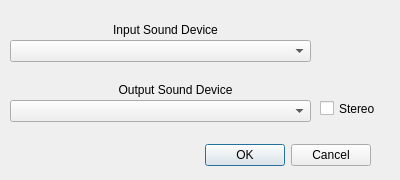
First picture: the form in unixforms/sounddlg.ui, repository rafael2k/CuteSDR, before the edit.
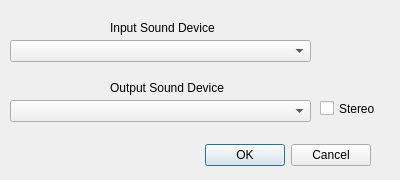
Second picture: the form after the edit.

```diff
--- a/unixforms/sounddlg.ui
+++ b/unixforms/sounddlg.ui
@@ -52,34 +52,28 @@
   <widget class="QLabel" name="label_1">
    <property name="geometry">
     <rect>
-     <x>40</x>
+     <x>110</x>
      <y>20</y>
-     <width>251</width>
-     <height>20</height>
+     <width>121</width>
+     <height>16</height>
     </rect>
    </property>
    <property name="text">
     <string>Input Sound Device</string>
    </property>
-   <property name="alignment">
-    <set>Qt::AlignCenter</set>
-   </property>
   </widget>
   <widget class="QLabel" name="label_2">
    <property name="geometry">
     <rect>
-     <x>50</x>
+     <x>110</x>
      <y>80</y>
-     <width>251</width>
-     <height>20</height>
+     <width>121</width>
+     <height>16</height>
     </rect>
    </property>
    <property name="text">
     <string>Output Sound Device</string>
    </property>
-   <property name="alignment">
-    <set>Qt::AlignCenter</set>
-   </property>
   </widget>
   <widget class="QCheckBox" name="checkBoxStereo">
    <property name="geometry">
```
